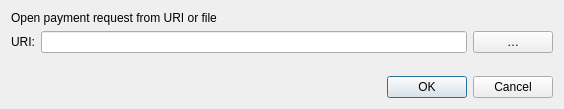
Before: the Qt Designer form src/qt/forms/openuridialog.ui in pocketnetteam/pocketnet.core, drawn with Qt 5.
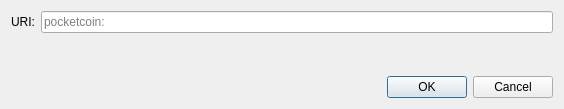
After: the same form once the commit is applied. Custom widgets are drawn as their Qt base class.

Patch:
```diff
--- a/src/qt/forms/openuridialog.ui
+++ b/src/qt/forms/openuridialog.ui
@@ -14,13 +14,6 @@
    <string>Open URI</string>
   </property>
   <layout class="QVBoxLayout" name="verticalLayout">
-   <item>
-    <widget class="QLabel" name="label_2">
-     <property name="text">
-      <string>Open payment request from URI or file</string>
-     </property>
-    </widget>
-   </item>
    <item>
     <layout class="QHBoxLayout" name="horizontalLayout">
      <item>
@@ -31,18 +24,9 @@
       </widget>
      </item>
      <item>
-      <widget class="QValidatedLineEdit" name="uriEdit"/>
-     </item>
-     <item>
-      <widget class="QPushButton" name="selectFileButton">
-       <property name="toolTip">
-        <string>Select payment request file</string>
-       </property>
-       <property name="text">
-        <string notr="true">…</string>
-       </property>
-       <property name="autoDefault">
-        <bool>false</bool>
+      <widget class="QValidatedLineEdit" name="uriEdit">
+       <property name="placeholderText">
+        <string notr="true">pocketcoin:</string>
        </property>
       </widget>
      </item>
```
